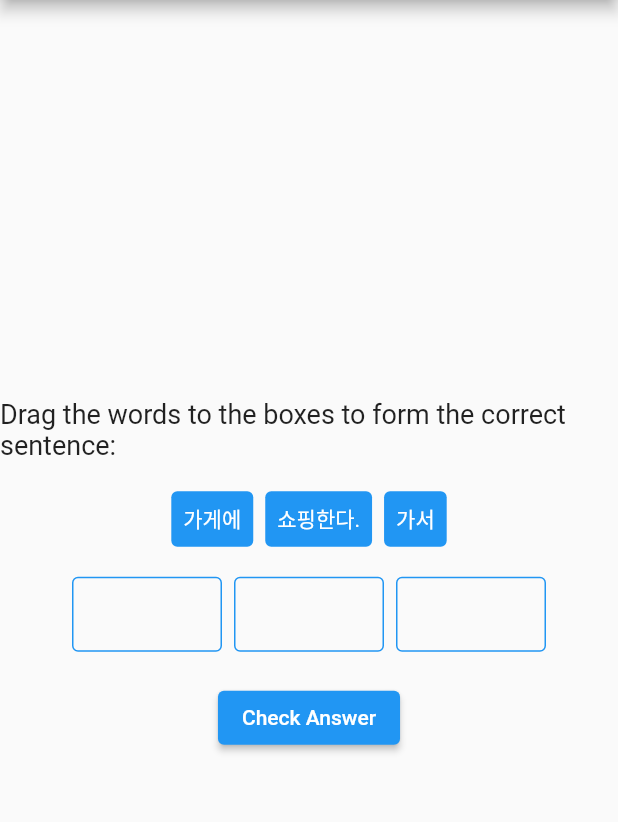
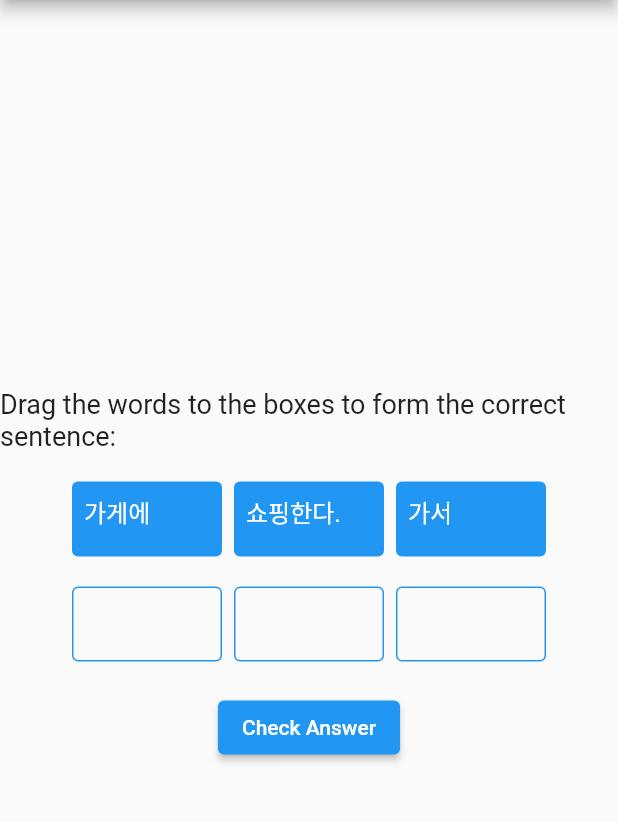
Before and after one commit to tiffjai/cantorean, a Flutter app: the screen it shows after launch, on a phone screen of 412 x 824 dp, the part 84-906 px from its top. Run offline on Flutter 3.47's test engine with Material 2 defaults, Android fonts, the phone set to English and light mode, and no system bars; our stand-ins replace bloc, flutter_bloc.

Commit message:
Implement Sentence Shuffle BLoC
- Add SentenceShuffleBloc with event and state handling
- Create events: SentenceWordDroppedEvent, SentenceCheckAnswerEvent, and SentenceResetEvent
- Define states: SentenceShuffleInitial, SentenceShuffleInProgress, SentenceShuffleCorrect, and SentenceShuffleIncorrect
- Handle user interactions and state transitions in the BLoC

```diff
--- /dev/null
+++ b/lib/events.dart
@@ -0,0 +1,12 @@
+abstract class SentenceShuffleEvent {}
+
+class SentenceWordDroppedEvent extends SentenceShuffleEvent {
+  final String word;
+  final int targetIndex;
+
+  SentenceWordDroppedEvent({required this.word, required this.targetIndex});
+}
+
+class SentenceCheckAnswerEvent extends SentenceShuffleEvent {}
+
+class SentenceResetEvent extends SentenceShuffleEvent {}
--- a/lib/main.dart
+++ b/lib/main.dart
@@ -1,7 +1,9 @@
+import 'package:flutter/material.dart';
+import 'package:flutter_bloc/flutter_bloc.dart';
+import 'sentence_shuffle_bloc.dart';
+import 'events.dart';
+import 'states.dart';
 import 'dart:math';
-import 'package:flutter/material.dart';
-import 'package:flutter/services.dart';
-import 'package:flutter/widgets.dart';
 
 void main() {
   runApp(MyApp());
@@ -10,80 +12,89 @@ void main() {
 class MyApp extends StatelessWidget {
   @override
   Widget build(BuildContext context) {
+    final shuffledWords = '가게에 가서 쇼핑한다.'.split(' ');
+    shuffledWords.shuffle(Random());
+
     return MaterialApp(
       title: 'Sentence Shuffle App',
       theme: ThemeData(
         primarySwatch: Colors.blue,
       ),
-      home: SentenceShufflePage(),
+      home: BlocProvider(
+        create: (context) => SentenceShuffleBloc(
+          sentence: '가게에 가서 쇼핑한다.',
+          shuffledWords: shuffledWords,
+        ),
+        child: SentenceShufflePage(),
+      ),
     );
   }
 }
 
-class SentenceShufflePage extends StatefulWidget {
-  @override
-  _SentenceShufflePageState createState() => _SentenceShufflePageState();
-}
-
-class _SentenceShufflePageState extends State<SentenceShufflePage> {
-  final String sentence = '가게에 가서 쇼핑한다.';
-  late List<String> shuffledWords;
-  late List<String> targetWords;
-
-  @override
-  void initState() {
-    super.initState();
-    shuffledWords = sentence.split(' ');
-    shuffledWords.shuffle();
-    targetWords = List.filled(shuffledWords.length, '');
-  }
-
+class SentenceShufflePage extends StatelessWidget {
+  // Add the _buildDraggableBox function
   Widget _buildDraggableBox(String word) {
     return Draggable<String>(
       data: word,
       child: Container(
+        height: 50,
+        width: 100,
         padding: EdgeInsets.all(8),
         decoration: BoxDecoration(
           color: Colors.blue,
           borderRadius: BorderRadius.circular(4),
         ),
-        child: Text(word, style: TextStyle(color: Colors.white)),
+        child: Text(word, style: TextStyle(color: Colors.white, fontSize: 16)),
       ),
       feedback: Container(
+        height: 50,
+        width: 100,
         padding: EdgeInsets.all(8),
         decoration: BoxDecoration(
           color: Colors.blue.withOpacity(0.5),
           borderRadius: BorderRadius.circular(4),
         ),
-        child: Text(word, style: TextStyle(color: Colors.white)),
+        child: Text(word, style: TextStyle(color: Colors.white, fontSize: 16)),
       ),
       childWhenDragging: Container(),
     );
   }
 
-  Widget _buildDragTargetBox(int index) {
+  // Add the _buildDragTargetBox function
+  Widget _buildDragTargetBox(BuildContext context, int index) {
     return DragTarget<String>(
       builder: (BuildContext context, List<String?> candidateData, List<dynamic> rejectedData) {
+        final SentenceShuffleState state = BlocProvider.of<SentenceShuffleBloc>(context).state;
         return Container(
           height: 50,
-          width: 100,
+          width: state.targetWords[index].isEmpty ? 100 : null,
           decoration: BoxDecoration(
             border: Border.all(color: Colors.blue),
             borderRadius: BorderRadius.circular(4),
           ),
-          child: Center(child: Text(targetWords[index])),
+          child: Center(
+            child: state.targetWords[index].isEmpty
+                ? Text('')
+                : Text(state.targetWords[index], style: TextStyle(color: Colors.blue, fontSize: 16)),
+          ),
         );
       },
-      onWillAccept: (String? data) => data != null && targetWords[index] == '',
+      onWillAccept: (String? data) {
+        final SentenceShuffleState state = BlocProvider.of<SentenceShuffleBloc>(context).state;
+        return data != null && (state.targetWords[index] == '' || state.targetWords.contains(data));
+      },
       onAccept: (String? data) {
         if (data != null) {
-          setState(() {
-            int originalIndex = targetWords.indexOf(data);
-            if (originalIndex != -1) {
-              targetWords[originalIndex] = '';
+          final SentenceShuffleState state = BlocProvider.of<SentenceShuffleBloc>(context).state;
+          int previousIndex = state.targetWords.indexOf(data);
+          if (previousIndex != -1) {
+            List<String> updatedTargetWords = List.from(state.targetWords);
+            updatedTargetWords[previousIndex] = '';
+            BlocProvider.of<SentenceShuffleBloc>(context)
+                .add(SentenceWordDroppedEvent(word: '', targetIndex: previousIndex));
           }
-            targetWords[index] = data;
-          });
+          BlocProvider.of<SentenceShuffleBloc>(context)
+              .add(SentenceWordDroppedEvent(word: data, targetIndex: index));
         }
       },
     );
@@ -96,7 +107,10 @@ class _SentenceShufflePageState extends State<SentenceShufflePage> {
       appBar: AppBar(
         title: Text('Sentence Shuffle App'),
       ),
-      body: Center(
+      body: BlocBuilder<SentenceShuffleBloc, SentenceShuffleState>(
+        builder: (context, state) {
+          if (state is SentenceShuffleInProgress) {
+            return Center(
               child: Column(
                 mainAxisAlignment: MainAxisAlignment.center,
                 children: [
@@ -108,62 +122,71 @@ class _SentenceShufflePageState extends State<SentenceShufflePage> {
                   Wrap(
                     spacing: 8,
                     runSpacing: 8,
-              children: shuffledWords.map(_buildDraggableBox).toList(),
+                    children: state.shuffledWords.map(_buildDraggableBox)
+                        .toList(),
                   ),
                   SizedBox(height: 20),
                   Wrap(
                     spacing: 8,
                     runSpacing: 8,
-              children: List.generate(targetWords.length, _buildDragTargetBox),
+                    children: List.generate(state.targetWords.length, (index) =>
+                        _buildDragTargetBox(context, index)),
                   ),
                   SizedBox(height: 20),
                   ElevatedButton(
                     onPressed: () {
-                if (targetWords.join(' ') == sentence) {
-                  showDialog<void>(
-                    context: context,
-                    builder: (BuildContext context) {
-                      return AlertDialog(
-                        title: Text
-                          ('Congratulations!'),
-                        content: Text(
-                            'You have reordered the sentence correctly!'),
-                        actions: <Widget>[
-                          TextButton(
-                            child: Text('OK'),
-                            onPressed: () {
-                              Navigator.of(context).pop();
-                            },
-                          ),
-                        ],
-                      );
-                    },
-                  );
-                } else {
-                  showDialog<void>(
-                    context: context,
-                    builder: (BuildContext context) {
-                      return AlertDialog(
-                        title: Text('Try again!'),
-                        content: Text(
-                            'The sentence is not in the correct order.'),
-                        actions: <Widget>[
-                          TextButton(
-                            child: Text('OK'),
-                            onPressed: () {
-                              Navigator.of(context).pop();
-                            },
-                          ),
-                        ],
-                      );
-                    },
-                  );
-                }
+                      BlocProvider.of<SentenceShuffleBloc>(context).add(
+                          SentenceCheckAnswerEvent());
                     },
                     child: Text('Check Answer'),
                   ),
                 ],
               ),
+            );
+          } else if (state is SentenceShuffleCorrect) {
+            return Center(
+              child: Column(
+                mainAxisAlignment: MainAxisAlignment.center,
+                children: [
+                  Text(
+                    'Congratulations! You have reordered the sentence correctly!',
+                    style: TextStyle(fontSize: 18),
+                  ),
+                  SizedBox(height: 20),
+                  ElevatedButton(
+                    onPressed: () {
+                      BlocProvider.of<SentenceShuffleBloc>(context).add(
+                          SentenceResetEvent());
+                    },
+                    child: Text('Reset'),
+                  ),
+                ],
+              ),
+            );
+          } else if (state is SentenceShuffleIncorrect) {
+            return Center(
+              child: Column(
+                mainAxisAlignment: MainAxisAlignment.center,
+                children: [
+                  Text(
+                    'Try again! The sentence is not in the correct order.',
+                    style: TextStyle(fontSize: 18),
+                  ),
+                  SizedBox(height: 20),
+                  ElevatedButton(
+                    onPressed: () {
+                      BlocProvider.of<SentenceShuffleBloc>(context).add(
+                          SentenceResetEvent());
+                    },
+                    child: Text('Reset'),
+                  ),
+                ],
+              ),
+            );
+          } else {
+            return Center(child: CircularProgressIndicator());
+          }
+        },
       ),
     );
   }
--- /dev/null
+++ b/lib/sentence_shuffle_bloc.dart
@@ -0,0 +1,37 @@
+import 'dart:async';
+import 'package:bloc/bloc.dart';
+import 'package:flutter/foundation.dart';
+import 'events.dart';
+import 'states.dart';
+
+class SentenceShuffleBloc extends Bloc<SentenceShuffleEvent, SentenceShuffleState> {
+  final String sentence;
+  final List<String> shuffledWords;
+
+  SentenceShuffleBloc({required this.sentence, required List<String> shuffledWords})
+      : shuffledWords = List<String>.from(shuffledWords),
+        super(SentenceShuffleInProgress(shuffledWords: shuffledWords, targetWords: List<String>.filled(shuffledWords.length, ''))) {
+    on<SentenceWordDroppedEvent>((event, emit) async {
+      List<String> targetWords = List.from(state.targetWords);
+      targetWords[event.targetIndex] = event.word;
+
+      emit(SentenceShuffleInProgress(shuffledWords: state.shuffledWords, targetWords: targetWords));
+    });
+
+    on<SentenceCheckAnswerEvent>((event, emit) async {
+      bool isCorrect = listEquals(state.targetWords, sentence.split(' '));
+
+      if (isCorrect) {
+        emit(SentenceShuffleCorrect(shuffledWords: state.shuffledWords, targetWords: state.targetWords));
+      } else {
+        emit(SentenceShuffleIncorrect(shuffledWords: state.shuffledWords, targetWords: state.targetWords));
+      }
+    });
+
+    on<SentenceResetEvent>((event, emit) async {
+      List<String> targetWords = List<String>.filled(state.shuffledWords.length, '');
+
+      emit(SentenceShuffleInProgress(shuffledWords: state.shuffledWords, targetWords: targetWords));
+    });
+  }
+}
--- /dev/null
+++ b/lib/states.dart
@@ -0,0 +1,36 @@
+import 'package:flutter/foundation.dart';
+
+abstract class SentenceShuffleState {
+  final List<String> shuffledWords;
+  final List<String> targetWords;
+
+  SentenceShuffleState({required this.shuffledWords, required this.targetWords});
+}
+
+class SentenceShuffleInitial extends SentenceShuffleState {
+  SentenceShuffleInitial({
+    required List<String> shuffledWords,
+    required List<String> targetWords,
+  }) : super(shuffledWords: shuffledWords, targetWords: targetWords);
+}
+
+class SentenceShuffleInProgress extends SentenceShuffleState {
+  SentenceShuffleInProgress({
+    required List<String> shuffledWords,
+    required List<String> targetWords,
+  }) : super(shuffledWords: shuffledWords, targetWords: targetWords);
+}
+
+class SentenceShuffleCorrect extends SentenceShuffleState {
+  SentenceShuffleCorrect({
+    required List<String> shuffledWords,
+    required List<String> targetWords,
+  }) : super(shuffledWords: shuffledWords, targetWords: targetWords);
+}
+
+class SentenceShuffleIncorrect extends SentenceShuffleState {
+  SentenceShuffleIncorrect({
+    required List<String> shuffledWords,
+    required List<String> targetWords,
+  }) : super(shuffledWords: shuffledWords, targetWords: targetWords);
+}
--- a/pubspec.yaml
+++ b/pubspec.yaml
@@ -49,7 +49,7 @@ dev_dependencies:
   # package. See that file for information about deactivating specific lint
   # rules and activating additional ones.
   flutter_lints: ^2.0.0
-
+  flutter_bloc: ^8.0.1
 # For information on the generic Dart part of this file, see the
 # following page: https://dart.dev/tools/pub/pubspec
 
```
Also changed, not shown: pubspec.lock. Lines whose indentation alone changed are shown as unchanged.
